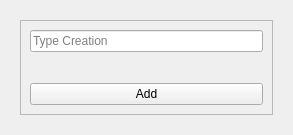
Before: the Qt Designer form src/view/ui/type_application/form.ui in fersilentt/ProgrammingDirectories, drawn with Qt 5.
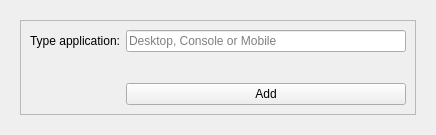
After: the same form once the commit is applied.

```diff
--- a/src/view/ui/type_application/form.ui
+++ b/src/view/ui/type_application/form.ui
@@ -6,7 +6,7 @@
    <rect>
     <x>0</x>
     <y>0</y>
-    <width>293</width>
+    <width>436</width>
     <height>135</height>
    </rect>
   </property>
@@ -28,25 +28,35 @@
         <property name="frameShadow">
          <enum>QFrame::Raised</enum>
         </property>
-        <layout class="QVBoxLayout" name="verticalLayout">
-         <property name="spacing">
+        <layout class="QGridLayout" name="gridLayout">
+         <property name="verticalSpacing">
           <number>0</number>
          </property>
-         <item>
+         <item row="0" column="0">
+          <widget class="QLabel" name="label">
+           <property name="text">
+            <string>Type application:</string>
+           </property>
+           <property name="alignment">
+            <set>Qt::AlignRight|Qt::AlignTrailing|Qt::AlignVCenter</set>
+           </property>
+          </widget>
+         </item>
+         <item row="0" column="1">
           <widget class="QLineEdit" name="leName">
            <property name="placeholderText">
-            <string>Type Creation</string>
+            <string>Desktop, Console or Mobile</string>
            </property>
           </widget>
          </item>
-         <item>
+         <item row="1" column="1">
           <widget class="QLabel" name="lMessageForm">
            <property name="text">
             <string/>
            </property>
           </widget>
          </item>
-         <item>
+         <item row="2" column="1">
           <widget class="QPushButton" name="pbAddUpdate">
            <property name="text">
             <string>Add</string>
```
